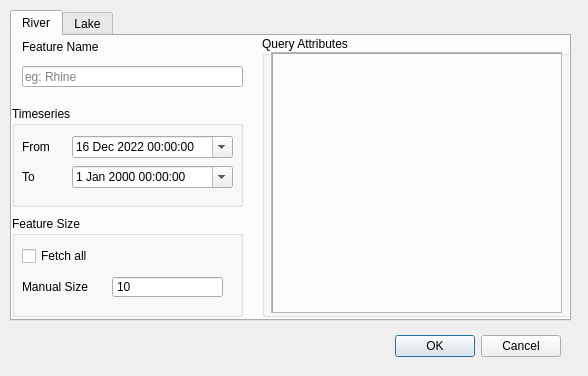
Before: the Qt Designer form src/swot_dialog_base.ui in 0xNima/QSWOT, drawn with Qt 5.
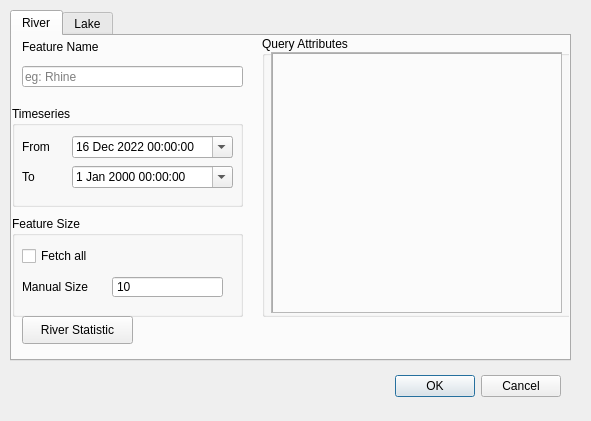
After: the same form once the commit is applied.

Commit message: add statistic support

The edit to the form file:
```diff
--- a/src/swot_dialog_base.ui
+++ b/src/swot_dialog_base.ui
@@ -6,8 +6,8 @@
    <rect>
     <x>0</x>
     <y>0</y>
-    <width>588</width>
-    <height>376</height>
+    <width>591</width>
+    <height>421</height>
    </rect>
   </property>
   <property name="windowTitle">
@@ -17,7 +17,7 @@
    <property name="geometry">
     <rect>
      <x>220</x>
-     <y>330</y>
+     <y>370</y>
      <width>341</width>
      <height>32</height>
     </rect>
@@ -35,7 +35,7 @@
      <x>10</x>
      <y>10</y>
      <width>561</width>
-     <height>311</height>
+     <height>351</height>
     </rect>
    </property>
    <property name="currentIndex">
@@ -267,6 +267,19 @@
       </widget>
      </widget>
     </widget>
+    <widget class="QPushButton" name="river_statistics_btn">
+     <property name="geometry">
+      <rect>
+       <x>10</x>
+       <y>280</y>
+       <width>111</width>
+       <height>28</height>
+      </rect>
+     </property>
+     <property name="text">
+      <string>River Statistic</string>
+     </property>
+    </widget>
    </widget>
    <widget class="QWidget" name="lake_tab">
     <attribute name="title">
```
Left out of the diff: 25 changed lines with no effect on the pictures. The commit also changes 4 other files.
